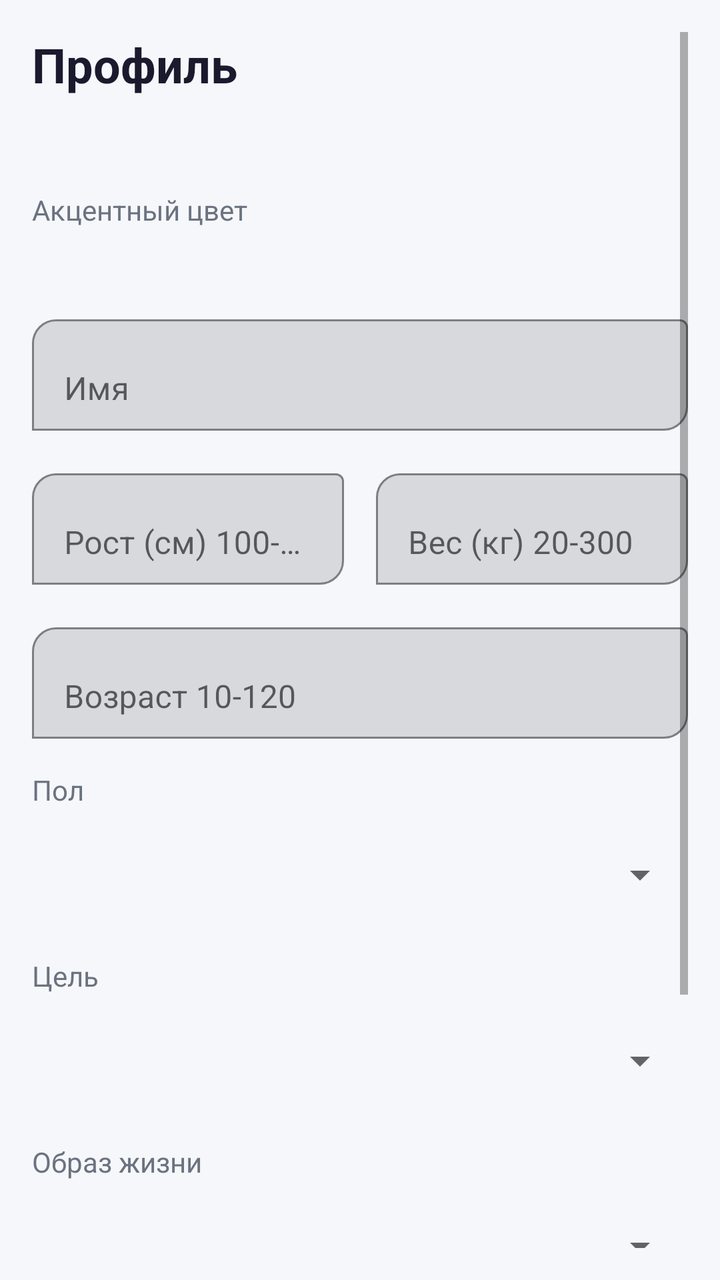
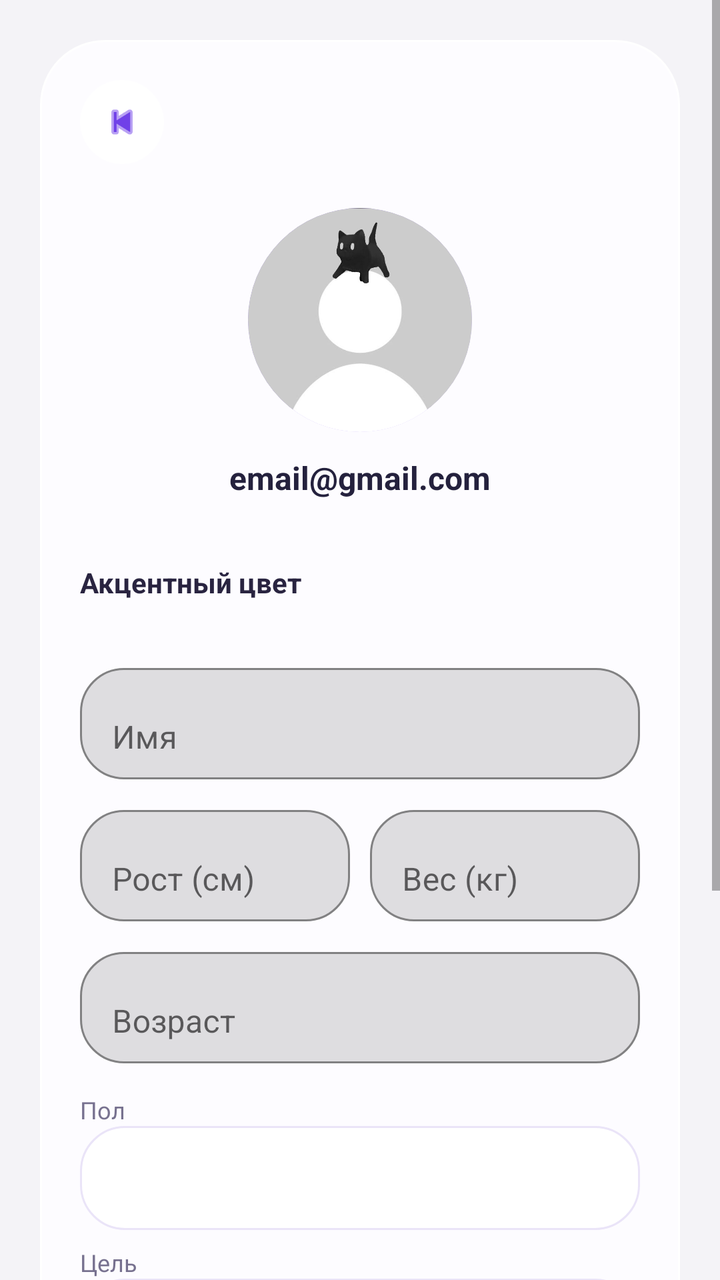

An Android layout rendered at two revisions. The XML below is the earlier revision; the diff shows what the commit changed to produce the second picture.
<!-- AndroidManifest.xml: application theme Theme.CalorieCounter -->
<!-- res/layout/activity_profile.xml -->
<?xml version="1.0" encoding="utf-8"?>
<ScrollView xmlns:android="http://schemas.android.com/apk/res/android"
    xmlns:app="http://schemas.android.com/apk/res-auto"
    android:layout_width="match_parent"
    android:layout_height="match_parent"
    android:background="@color/bg_primary"
    android:padding="16dp"
    android:fillViewport="true">

    <LinearLayout
        android:layout_width="match_parent"
        android:layout_height="wrap_content"
        android:orientation="vertical">

        <TextView
            android:text="Профиль"
            android:textSize="24sp"
            android:textStyle="bold"
            android:textColor="@color/text_primary"
            android:layout_marginBottom="8dp"
            android:layout_width="wrap_content"
            android:layout_height="wrap_content" />

        <TextView
            android:id="@+id/tvEmail"
            android:textSize="14sp"
            android:textColor="@color/text_secondary"
            android:layout_marginBottom="20dp"
            android:layout_width="wrap_content"
            android:layout_height="wrap_content" />


        <TextView
            android:text="Акцентный цвет"
            android:textSize="14sp"
            android:textColor="@color/text_secondary"
            android:layout_marginBottom="8dp"
            android:layout_width="wrap_content"
            android:layout_height="wrap_content" />

        <LinearLayout
            android:id="@+id/llAccentColors"
            android:layout_width="match_parent"
            android:layout_height="wrap_content"
            android:orientation="horizontal"
            android:gravity="center"
            android:layout_marginBottom="32dp" />

        <com.google.android.material.textfield.TextInputLayout
            android:layout_width="match_parent"
            android:layout_height="wrap_content"
            android:layout_marginBottom="16dp"
            app:boxBackgroundMode="outline"
            app:boxCornerRadiusTopStart="12dp"
            app:boxCornerRadiusBottomEnd="12dp"
            android:hint="Имя">

            <com.google.android.material.textfield.TextInputEditText
                android:id="@+id/etName"
                android:layout_width="match_parent"
                android:layout_height="wrap_content"
                android:inputType="textPersonName" />
        </com.google.android.material.textfield.TextInputLayout>

        <LinearLayout
            android:layout_width="match_parent"
            android:layout_height="wrap_content"
            android:orientation="horizontal"
            android:layout_marginBottom="16dp">

            <com.google.android.material.textfield.TextInputLayout
                android:layout_width="0dp"
                android:layout_height="wrap_content"
                android:layout_weight="1"
                android:layout_marginEnd="8dp"
                app:boxBackgroundMode="outline"
                app:boxCornerRadiusTopStart="12dp"
                app:boxCornerRadiusBottomEnd="12dp"
                android:hint="Рост (см) 100-250">

                <com.google.android.material.textfield.TextInputEditText
                    android:id="@+id/etHeight"
                    android:layout_width="match_parent"
                    android:layout_height="wrap_content"
                    android:inputType="number"
                    android:maxLength="3" />
            </com.google.android.material.textfield.TextInputLayout>

            <com.google.android.material.textfield.TextInputLayout
                android:layout_width="0dp"
                android:layout_height="wrap_content"
                android:layout_weight="1"
                android:layout_marginStart="8dp"
                app:boxBackgroundMode="outline"
                app:boxCornerRadiusTopStart="12dp"
                app:boxCornerRadiusBottomEnd="12dp"
                android:hint="Вес (кг) 20-300">

                <com.google.android.material.textfield.TextInputEditText
                    android:id="@+id/etWeight"
                    android:layout_width="match_parent"
                    android:layout_height="wrap_content"
                    android:inputType="number"
                    android:maxLength="3" />
            </com.google.android.material.textfield.TextInputLayout>
        </LinearLayout>

        <com.google.android.material.textfield.TextInputLayout
            android:layout_width="match_parent"
            android:layout_height="wrap_content"
            android:layout_marginBottom="16dp"
            app:boxBackgroundMode="outline"
            app:boxCornerRadiusTopStart="12dp"
            app:boxCornerRadiusBottomEnd="12dp"
            android:hint="Возраст 10-120">

            <com.google.android.material.textfield.TextInputEditText
                android:id="@+id/etAge"
                android:layout_width="match_parent"
                android:layout_height="wrap_content"
                android:inputType="number"
                android:maxLength="3" />
        </com.google.android.material.textfield.TextInputLayout>

        <TextView
            android:text="Пол"
            android:textSize="14sp"
            android:textColor="@color/text_secondary"
            android:layout_marginBottom="8dp"
            android:layout_width="wrap_content"
            android:layout_height="wrap_content" />

        <Spinner
            android:id="@+id/spinnerGender"
            android:layout_width="match_parent"
            android:layout_height="50dp"
            android:layout_marginBottom="16dp" />

        <TextView
            android:text="Цель"
            android:textSize="14sp"
            android:textColor="@color/text_secondary"
            android:layout_marginBottom="8dp"
            android:layout_width="wrap_content"
            android:layout_height="wrap_content" />

        <Spinner
            android:id="@+id/spinnerGoal"
            android:layout_width="match_parent"
            android:layout_height="50dp"
            android:layout_marginBottom="16dp" />

        <TextView
            android:text="Образ жизни"
            android:textSize="14sp"
            android:textColor="@color/text_secondary"
            android:layout_marginBottom="8dp"
            android:layout_width="wrap_content"
            android:layout_height="wrap_content" />

        <Spinner
            android:id="@+id/spinnerLifestyle"
            android:layout_width="match_parent"
            android:layout_height="50dp"
            android:layout_marginBottom="32dp" />

        <com.google.android.material.button.MaterialButton
            android:id="@+id/btnSave"
            android:layout_width="match_parent"
            android:layout_height="56dp"
            android:text="Сохранить изменения"
            app:cornerRadius="16dp"
            android:backgroundTint="@color/primary"
            android:layout_marginBottom="16dp" />

        <com.google.android.material.button.MaterialButton
            android:id="@+id/btnLogout"
            android:layout_width="match_parent"
            android:layout_height="56dp"
            android:text="Выйти из аккаунта"
            android:textColor="#FFFFFFFF"
            app:cornerRadius="16dp"
            android:backgroundTint="#FFB71C1C"
            style="@style/Widget.MaterialComponents.Button" />

        <ProgressBar
            android:id="@+id/progressBar"
            android:layout_width="wrap_content"
            android:layout_height="wrap_content"
            android:layout_gravity="center"
            android:visibility="gone"
            android:layout_marginTop="16dp" />
    </LinearLayout>
</ScrollView>
<!-- resources referenced by this layout -->
<resources>
  <color name="bg_primary">#F5F7FA</color>
  <color name="primary">#6C63FF</color>
  <color name="text_primary">#1A1A2E</color>
  <color name="text_secondary">#6B7280</color>
  <style name="Theme.CalorieCounter" parent="Theme.MaterialComponents.Light.NoActionBar">
          <item name="colorPrimary">@color/primary</item>
          <item name="colorPrimaryDark">@color/primary_dark</item>
          <item name="colorAccent">@color/accent</item>
          <item name="android:statusBarColor">@color/primary</item>
          <item name="android:windowLightStatusBar">false</item>
      </style>
  <color name="primary_dark">#5A52D5</color>
  <color name="accent">#00C9A7</color>
</resources>

<!-- the commit's change to res/layout/activity_profile.xml (unified diff, before → after) -->
@@ -3,192 +3,266 @@
     xmlns:app="http://schemas.android.com/apk/res-auto"
     android:layout_width="match_parent"
     android:layout_height="match_parent"
-    android:background="@color/bg_primary"
-    android:padding="16dp"
+    android:background="#F4F3F7"
     android:fillViewport="true">
 
     <LinearLayout
         android:layout_width="match_parent"
         android:layout_height="wrap_content"
-        android:orientation="vertical">
-
-        <TextView
-            android:text="Профиль"
-            android:textSize="24sp"
+        android:orientation="vertical"
+        android:layout_margin="20dp"
+        android:padding="20dp"
+        android:background="@drawable/profile_card"
+        android:elevation="0dp">
+
+        
+        <RelativeLayout
+            android:layout_width="match_parent"
+            android:layout_height="48dp">
+
+            <ImageButton
+                android:id="@+id/btnBack"
+                android:layout_width="42dp"
+                android:layout_height="42dp"
+                android:background="@drawable/profile_circle"
+                android:src="@android:drawable/ic_media_previous"
+                android:contentDescription="Назад"
+                android:padding="10dp"
+                android:layout_alignParentStart="true"
+                android:scaleType="centerInside"
+                android:elevation="0dp"
+                app:tint="#7041E8"
+                android:backgroundTint="#FFFFFF"/>
+
+        </RelativeLayout>
+
+        
+        <FrameLayout
+            android:layout_width="120dp"
+            android:layout_height="120dp"
+            android:layout_gravity="center"
+            android:layout_marginTop="12dp">
+
+            <ImageView
+                android:id="@+id/ivAvatar"
+                android:layout_width="112dp"
+                android:layout_height="112dp"
+                android:layout_gravity="center"
+                android:background="@drawable/profile_avatar_bg"
+                android:clipToOutline="true"
+                android:scaleType="centerCrop"
+                android:src="@drawable/kot"
+                android:clickable="true"
+                android:focusable="true"
+                android:contentDescription="Выбрать фотографию профиля"/>
+
+        </FrameLayout>
+
+        <TextView
+            android:id="@+id/tvEmail"
+            android:layout_width="match_parent"
+            android:layout_height="wrap_content"
+            android:gravity="center"
+            android:layout_marginTop="8dp"
+            android:text="email@gmail.com"
+            android:textSize="16sp"
             android:textStyle="bold"
-            android:textColor="@color/text_primary"
-            android:layout_marginBottom="8dp"
-            android:layout_width="wrap_content"
-            android:layout_height="wrap_content" />
-
-        <TextView
-            android:id="@+id/tvEmail"
-            android:textSize="14sp"
-            android:textColor="@color/text_secondary"
-            android:layout_marginBottom="20dp"
-            android:layout_width="wrap_content"
-            android:layout_height="wrap_content" />
-
-
-        <TextView
+            android:textColor="#24213D"/>
+
+
+        
+        <TextView
+            android:layout_width="match_parent"
+            android:layout_height="wrap_content"
             android:text="Акцентный цвет"
-            android:textSize="14sp"
-            android:textColor="@color/text_secondary"
-            android:layout_marginBottom="8dp"
-            android:layout_width="wrap_content"
-            android:layout_height="wrap_content" />
-
-        <LinearLayout
-            android:id="@+id/llAccentColors"
-            android:layout_width="match_parent"
-            android:layout_height="wrap_content"
-            android:orientation="horizontal"
-            android:gravity="center"
-            android:layout_marginBottom="32dp" />
-
+            android:textColor="#292440"
+            android:textStyle="bold"
+            android:layout_marginTop="32dp"
+            android:textSize="14sp"/>
+
+        <HorizontalScrollView
+            android:layout_width="match_parent"
+            android:layout_height="wrap_content"
+            android:scrollbars="none"
+            android:layout_marginTop="10dp"
+            android:layout_marginBottom="18dp">
+
+            <LinearLayout
+                android:id="@+id/llAccentColors"
+                android:layout_width="wrap_content"
+                android:layout_height="wrap_content"
+                android:orientation="horizontal"
+                android:gravity="center_vertical"/>
+        </HorizontalScrollView>
+
+        
         <com.google.android.material.textfield.TextInputLayout
             android:layout_width="match_parent"
             android:layout_height="wrap_content"
-            android:layout_marginBottom="16dp"
+            android:layout_marginBottom="10dp"
+            android:hint="Имя"
             app:boxBackgroundMode="outline"
-            app:boxCornerRadiusTopStart="12dp"
-            app:boxCornerRadiusBottomEnd="12dp"
-            android:hint="Имя">
+            app:boxCornerRadiusTopStart="22dp"
+            app:boxCornerRadiusTopEnd="22dp"
+            app:boxCornerRadiusBottomStart="22dp"
+            app:boxCornerRadiusBottomEnd="22dp">
 
             <com.google.android.material.textfield.TextInputEditText
                 android:id="@+id/etName"
                 android:layout_width="match_parent"
                 android:layout_height="wrap_content"
-                android:inputType="textPersonName" />
+                android:inputType="textPersonName"
+                android:textColor="#282440"/>
         </com.google.android.material.textfield.TextInputLayout>
 
+        
         <LinearLayout
             android:layout_width="match_parent"
             android:layout_height="wrap_content"
             android:orientation="horizontal"
-            android:layout_marginBottom="16dp">
+            android:layout_marginBottom="10dp">
 
             <com.google.android.material.textfield.TextInputLayout
                 android:layout_width="0dp"
                 android:layout_height="wrap_content"
                 android:layout_weight="1"
-                android:layout_marginEnd="8dp"
+                android:layout_marginEnd="5dp"
+                android:hint="Рост (см)"
                 app:boxBackgroundMode="outline"
-                app:boxCornerRadiusTopStart="12dp"
-                app:boxCornerRadiusBottomEnd="12dp"
-                android:hint="Рост (см) 100-250">
+                app:boxCornerRadiusTopStart="22dp"
+                app:boxCornerRadiusTopEnd="22dp"
+                app:boxCornerRadiusBottomStart="22dp"
+                app:boxCornerRadiusBottomEnd="22dp">
 
                 <com.google.android.material.textfield.TextInputEditText
                     android:id="@+id/etHeight"
                     android:layout_width="match_parent"
                     android:layout_height="wrap_content"
                     android:inputType="number"
-                    android:maxLength="3" />
+                    android:maxLength="3"/>
             </com.google.android.material.textfield.TextInputLayout>
 
             <com.google.android.material.textfield.TextInputLayout
                 android:layout_width="0dp"
                 android:layout_height="wrap_content"
                 android:layout_weight="1"
-                android:layout_marginStart="8dp"
+                android:layout_marginStart="5dp"
+                android:hint="Вес (кг)"
                 app:boxBackgroundMode="outline"
-                app:boxCornerRadiusTopStart="12dp"
-                app:boxCornerRadiusBottomEnd="12dp"
-                android:hint="Вес (кг) 20-300">
+                app:boxCornerRadiusTopStart="22dp"
+                app:boxCornerRadiusTopEnd="22dp"
+                app:boxCornerRadiusBottomStart="22dp"
+                app:boxCornerRadiusBottomEnd="22dp">
 
                 <com.google.android.material.textfield.TextInputEditText
                     android:id="@+id/etWeight"
                     android:layout_width="match_parent"
                     android:layout_height="wrap_content"
                     android:inputType="number"
-                    android:maxLength="3" />
+                    android:maxLength="3"/>
             </com.google.android.material.textfield.TextInputLayout>
         </LinearLayout>
 
+        
         <com.google.android.material.textfield.TextInputLayout
             android:layout_width="match_parent"
             android:layout_height="wrap_content"
-            android:layout_marginBottom="16dp"
+            android:layout_marginBottom="10dp"
+            android:hint="Возраст"
             app:boxBackgroundMode="outline"
-            app:boxCornerRadiusTopStart="12dp"
-            app:boxCornerRadiusBottomEnd="12dp"
-            android:hint="Возраст 10-120">
+            app:boxCornerRadiusTopStart="22dp"
+            app:boxCornerRadiusTopEnd="22dp"
+            app:boxCornerRadiusBottomStart="22dp"
+            app:boxCornerRadiusBottomEnd="22dp">
 
             <com.google.android.material.textfield.TextInputEditText
                 android:id="@+id/etAge"
                 android:layout_width="match_parent"
                 android:layout_height="wrap_content"
                 android:inputType="number"
-                android:maxLength="3" />
+                android:maxLength="3"/>
         </com.google.android.material.textfield.TextInputLayout>
 
-        <TextView
+        
+        <TextView
+            android:layout_width="wrap_content"
+            android:layout_height="wrap_content"
             android:text="Пол"
-            android:textSize="14sp"
-            android:textColor="@color/text_secondary"
-            android:layout_marginBottom="8dp"
-            android:layout_width="wrap_content"
-            android:layout_height="wrap_content" />
+            android:textColor="#77718F"
+            android:textSize="12sp"
+            android:layout_marginTop="5dp"/>
 
         <Spinner
             android:id="@+id/spinnerGender"
             android:layout_width="match_parent"
-            android:layout_height="50dp"
-            android:layout_marginBottom="16dp" />
-
-        <TextView
+            android:layout_height="52dp"
+            android:background="@drawable/profile_spinner"
+            android:paddingHorizontal="12dp"
+            android:layout_marginBottom="8dp"/>
+
+        
+        <TextView
+            android:layout_width="wrap_content"
+            android:layout_height="wrap_content"
             android:text="Цель"
-            android:textSize="14sp"
-            android:textColor="@color/text_secondary"
-            android:layout_marginBottom="8dp"
-            android:layout_width="wrap_content"
-            android:layout_height="wrap_content" />
+            android:textColor="#77718F"
+            android:textSize="12sp"/>
 
         <Spinner
             android:id="@+id/spinnerGoal"
             android:layout_width="match_parent"
-            android:layout_height="50dp"
-            android:layout_marginBottom="16dp" />
-
-        <TextView
+            android:layout_height="52dp"
+            android:background="@drawable/profile_spinner"
+            android:paddingHorizontal="12dp"
+            android:layout_marginBottom="8dp"/>
+
+        
+        <TextView
+            android:layout_width="wrap_content"
+            android:layout_height="wrap_content"
             android:text="Образ жизни"
-            android:textSize="14sp"
-            android:textColor="@color/text_secondary"
-            android:layout_marginBottom="8dp"
-            android:layout_width="wrap_content"
-            android:layout_height="wrap_content" />
+            android:textColor="#77718F"
+            android:textSize="12sp"/>
 
         <Spinner
             android:id="@+id/spinnerLifestyle"
             android:layout_width="match_parent"
-            android:layout_height="50dp"
-            android:layout_marginBottom="32dp" />
-
+            android:layout_height="52dp"
+            android:background="@drawable/profile_spinner"
+            android:paddingHorizontal="12dp"
+            android:layout_marginBottom="20dp"/>
+
+        
         <com.google.android.material.button.MaterialButton
             android:id="@+id/btnSave"
             android:layout_width="match_parent"
             android:layout_height="56dp"
-            android:text="Сохранить изменения"
-            app:cornerRadius="16dp"
-            android:backgroundTint="@color/primary"
-            android:layout_marginBottom="16dp" />
+            android:text="✓  Сохранить изменения"
+            android:textSize="14sp"
+            android:textAllCaps="false"
+            android:textColor="#FFFFFF"
+            android:backgroundTint="#7441ED"
+            app:cornerRadius="28dp"/>
 
         <com.google.android.material.button.MaterialButton
             android:id="@+id/btnLogout"
             android:layout_width="match_parent"
-            android:layout_height="56dp"
+            android:layout_height="48dp"
+            android:layout_marginTop="8dp"
             android:text="Выйти из аккаунта"
-            android:textColor="#FFFFFFFF"
-            app:cornerRadius="16dp"
-            android:backgroundTint="#FFB71C1C"
-            style="@style/Widget.MaterialComponents.Button" />
+            android:textAllCaps="false"
+            android:textColor="#D64C65"
+            app:cornerRadius="24dp"
+            app:backgroundTint="#FFF0F3"
+            style="@style/Widget.MaterialComponents.Button"/>
 
         <ProgressBar
             android:id="@+id/progressBar"
             android:layout_width="wrap_content"
             android:layout_height="wrap_content"
             android:layout_gravity="center"
-            android:visibility="gone"
-            android:layout_marginTop="16dp" />
+            android:layout_marginTop="12dp"
+            android:visibility="gone"/>
+
     </LinearLayout>
 </ScrollView>
<!-- resource entries referenced after the edit -->
@@ -1,9 +1,50 @@
 <!-- resources referenced by this layout -->
 <resources>
-  <color name="bg_primary">#F5F7FA</color>
+  <!-- drawable kot: jpg bitmap (drawable, 11427 bytes) -->
+  <!-- drawable profile_avatar_bg (drawable) -->
+  <?xml version="1.0" encoding="utf-8"?>
+  <shape xmlns:android="http://schemas.android.com/apk/res/android"
+      android:shape="oval">
+      <gradient
+          android:angle="135"
+          android:startColor="#BBA4FF"
+          android:endColor="#7041E8"/>
+  </shape>
+  <!-- drawable profile_card (drawable) -->
+  <?xml version="1.0" encoding="utf-8"?>
+  <shape xmlns:android="http://schemas.android.com/apk/res/android">
+  
+      <solid android:color="#FDFCFF"/>
+  
+      <corners android:radius="32dp"/>
+  
+      <stroke
+          android:width="1dp"
+          android:color="#FFFFFF"/>
+  
+      <padding
+          android:left="0dp"
+          android:top="0dp"
+          android:right="0dp"
+          android:bottom="0dp"/>
+  
+  </shape>
+  <!-- drawable profile_circle (drawable) -->
+  <?xml version="1.0" encoding="utf-8"?>
+  <shape xmlns:android="http://schemas.android.com/apk/res/android"
+      android:shape="oval">
+      <solid android:color="#F3EEFF"/>
+  </shape>
+  <!-- drawable profile_spinner (drawable) -->
+  <?xml version="1.0" encoding="utf-8"?>
+  <shape xmlns:android="http://schemas.android.com/apk/res/android">
+      <solid android:color="#FFFFFF"/>
+      <corners android:radius="22dp"/>
+      <stroke
+          android:width="1dp"
+          android:color="#EAE4F8"/>
+  </shape>
   <color name="primary">#6C63FF</color>
-  <color name="text_primary">#1A1A2E</color>
-  <color name="text_secondary">#6B7280</color>
   <style name="Theme.CalorieCounter" parent="Theme.MaterialComponents.Light.NoActionBar">
           <item name="colorPrimary">@color/primary</item>
           <item name="colorPrimaryDark">@color/primary_dark</item>
